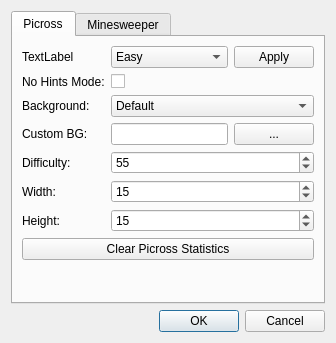
This is src/f_qtsettings.ui in schuay/picmi-legacy as Qt 5 draws it before an edit. The edited form follows.
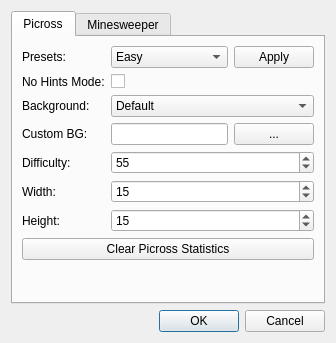
This is the edited form.

Diff of the .ui file:
```diff
--- a/src/f_qtsettings.ui
+++ b/src/f_qtsettings.ui
@@ -182,7 +182,7 @@
              <item row="0" column="0">
               <widget class="QLabel" name="label_6">
                <property name="text">
-                <string>TextLabel</string>
+                <string>Presets:</string>
                </property>
               </widget>
              </item>
```
Left out of the diff: 18 changed lines with no effect on the pictures.
